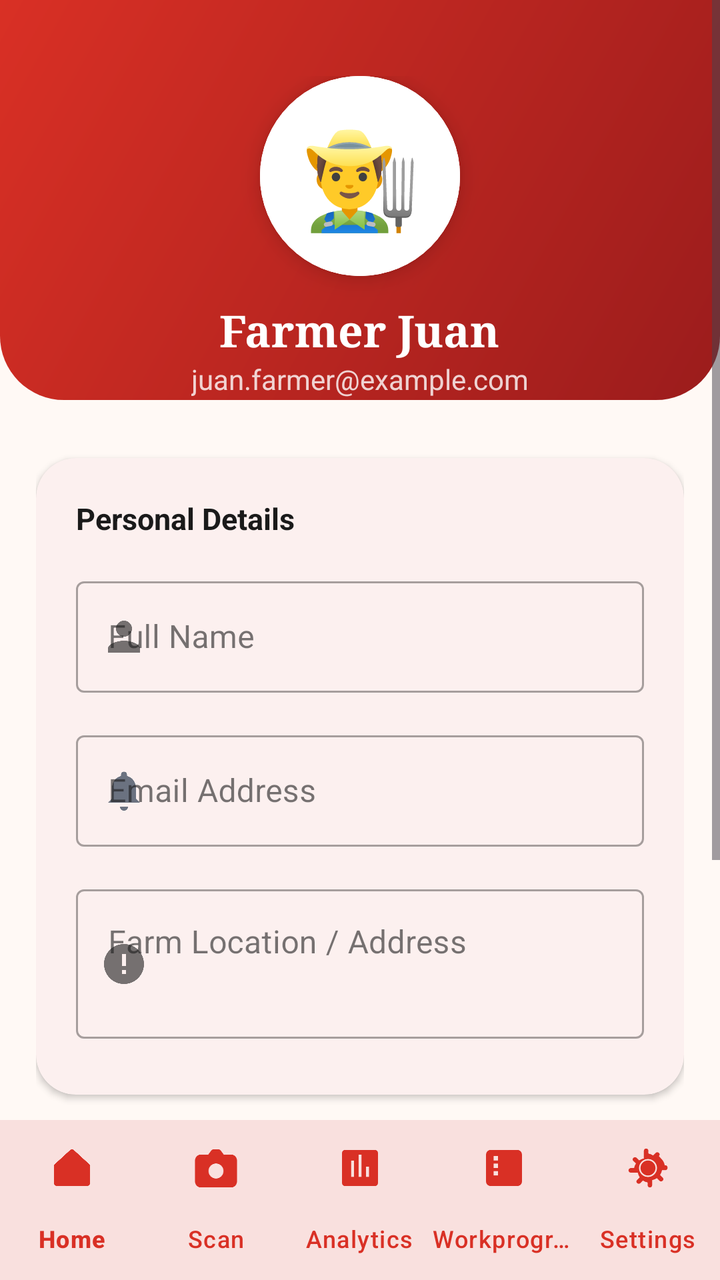
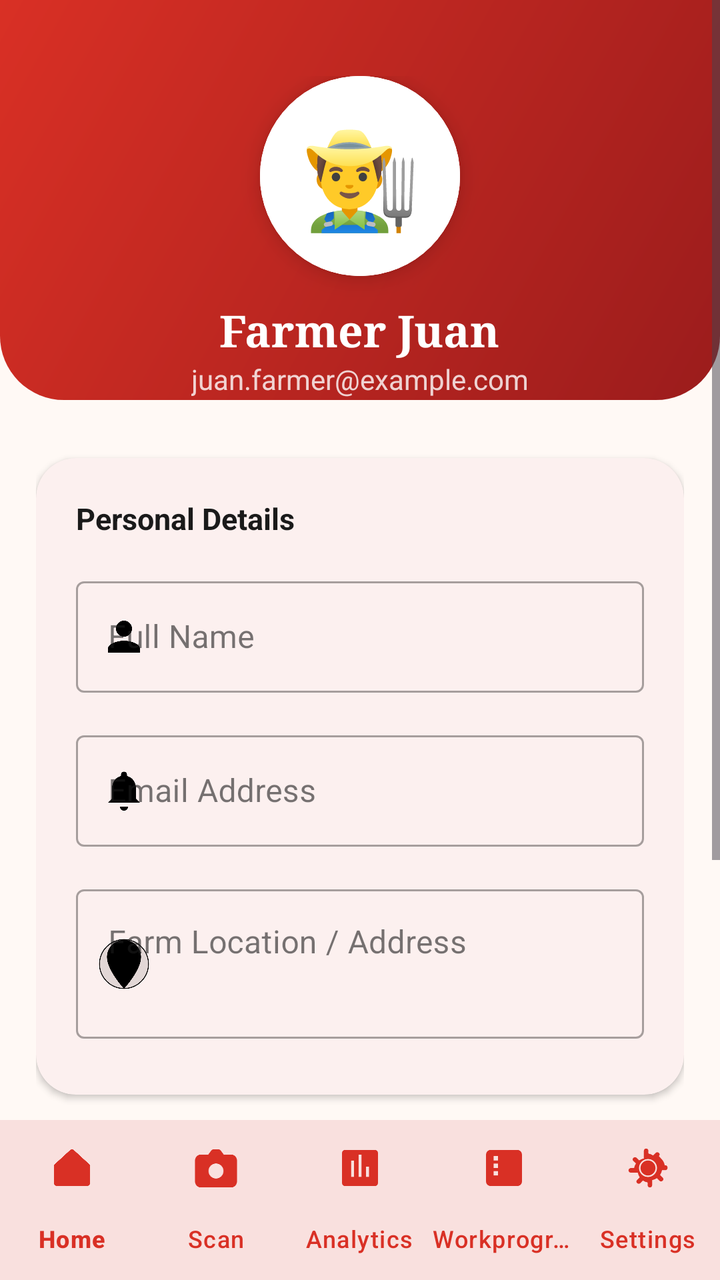

Before-and-after screenshots of an Android layout around one commit, followed by the original layout XML and the change that was made.
<!-- AndroidManifest.xml: application theme Theme.TomatoApp -->
<!-- res/layout/activity_profile.xml -->
<?xml version="1.0" encoding="utf-8"?>
<RelativeLayout xmlns:android="http://schemas.android.com/apk/res/android"
    xmlns:app="http://schemas.android.com/apk/res-auto"
    xmlns:tools="http://schemas.android.com/tools"
    android:id="@+id/main_layout"
    android:layout_width="match_parent"
    android:layout_height="match_parent"
    android:background="@color/cream"
    tools:context=".auth.ui.ProfileActivity">

    
    <View
        android:id="@+id/headerBackground"
        android:layout_width="match_parent"
        android:layout_height="200dp"
        android:background="@drawable/bg_home_header" />

    
    <ScrollView
        android:layout_width="match_parent"
        android:layout_height="match_parent"
        android:layout_above="@id/bottom_navigation"
        android:fillViewport="true"
        android:clipToPadding="false"
        android:paddingBottom="40dp">

        <LinearLayout
            android:layout_width="match_parent"
            android:layout_height="wrap_content"
            android:orientation="vertical"
            android:padding="18dp">

            
            <LinearLayout
                android:layout_width="match_parent"
                android:layout_height="wrap_content"
                android:orientation="vertical"
                android:gravity="center"
                android:layout_marginTop="20dp"
                android:layout_marginBottom="30dp">

                <com.google.android.material.card.MaterialCardView
                    android:id="@+id/profileAvatarCard"
                    android:layout_width="100dp"
                    android:layout_height="100dp"
                    app:cardCornerRadius="50dp"
                    app:cardElevation="6dp"
                    app:strokeWidth="3dp"
                    app:strokeColor="@color/white">

                    <FrameLayout
                        android:layout_width="match_parent"
                        android:layout_height="match_parent">

                        <ImageView
                            android:id="@+id/profileAvatarImage"
                            android:layout_width="match_parent"
                            android:layout_height="match_parent"
                            android:scaleType="centerCrop"
                            android:src="@drawable/ic_person"
                            android:background="@color/white"
                            android:contentDescription="Profile photo" />

                        <TextView
                            android:id="@+id/profileAvatarEmoji"
                        android:layout_width="match_parent"
                        android:layout_height="match_parent"
                        android:text="👨‍🌾"
                        android:gravity="center"
                        android:textSize="48sp"
                            android:background="@color/white" />
                    </FrameLayout>
                </com.google.android.material.card.MaterialCardView>

                <TextView
                    android:id="@+id/profileNameHeader"
                    android:layout_width="wrap_content"
                    android:layout_height="wrap_content"
                    android:layout_marginTop="12dp"
                    android:text="Farmer Juan"
                    android:textColor="@color/white"
                    android:textSize="22sp"
                    android:textStyle="bold"
                    android:fontFamily="serif" />

                <TextView
                    android:id="@+id/profileEmailHeader"
                    android:layout_width="wrap_content"
                    android:layout_height="wrap_content"
                    android:text="juan.farmer@example.com"
                    android:textColor="#CCFFFFFF"
                    android:textSize="14sp" />
            </LinearLayout>

            
            <com.google.android.material.card.MaterialCardView
                android:layout_width="match_parent"
                android:layout_height="wrap_content"
                android:layout_marginBottom="16dp"
                app:cardCornerRadius="20dp"
                app:cardElevation="2dp"
                app:cardBackgroundColor="@color/white"
                app:strokeWidth="0dp">

                <LinearLayout
                    android:layout_width="match_parent"
                    android:layout_height="wrap_content"
                    android:orientation="vertical"
                    android:padding="20dp">

                    <TextView
                        android:layout_width="wrap_content"
                        android:layout_height="wrap_content"
                        android:text="Personal Details"
                        android:textColor="@color/text"
                        android:textSize="15sp"
                        android:textStyle="bold"
                        android:layout_marginBottom="16dp"/>

                    
                    <com.google.android.material.textfield.TextInputLayout
                        android:id="@+id/layoutFullName"
                        android:layout_width="match_parent"
                        android:layout_height="wrap_content"
                        android:layout_marginBottom="16dp"
                        android:hint="Full Name"
                        app:startIconDrawable="@drawable/ic_person"
                        style="@style/Widget.MaterialComponents.TextInputLayout.OutlinedBox">

                        <com.google.android.material.textfield.TextInputEditText
                            android:id="@+id/editTextFullName"
                            android:layout_width="match_parent"
                            android:layout_height="wrap_content"
                            android:inputType="textPersonName"
                            android:maxLines="1" />
                    </com.google.android.material.textfield.TextInputLayout>

                    
                    <com.google.android.material.textfield.TextInputLayout
                        android:id="@+id/layoutEmail"
                        android:layout_width="match_parent"
                        android:layout_height="wrap_content"
                        android:layout_marginBottom="16dp"
                        android:hint="Email Address"
                        app:startIconDrawable="@drawable/ic_bell"
                        app:startIconTint="@color/muted"
                        style="@style/Widget.MaterialComponents.TextInputLayout.OutlinedBox">

                        <com.google.android.material.textfield.TextInputEditText
                            android:id="@+id/editTextEmail"
                            android:layout_width="match_parent"
                            android:layout_height="wrap_content"
                            android:inputType="textEmailAddress"
                            android:enabled="false"
                            android:textColor="@color/muted" />
                    </com.google.android.material.textfield.TextInputLayout>

                    
                    <com.google.android.material.textfield.TextInputLayout
                        android:id="@+id/layoutAddress"
                        android:layout_width="match_parent"
                        android:layout_height="wrap_content"
                        android:layout_marginBottom="8dp"
                        android:hint="Farm Location / Address"
                        app:startIconDrawable="@drawable/ic_weather_clear"
                        style="@style/Widget.MaterialComponents.TextInputLayout.OutlinedBox">

                        <com.google.android.material.textfield.TextInputEditText
                            android:id="@+id/editTextAddress"
                            android:layout_width="match_parent"
                            android:layout_height="wrap_content"
                            android:inputType="textPostalAddress|textMultiLine"
                            android:minLines="2"
                            android:maxLines="4"
                            android:gravity="top|start" />
                    </com.google.android.material.textfield.TextInputLayout>

                </LinearLayout>
            </com.google.android.material.card.MaterialCardView>

            
            <com.google.android.material.button.MaterialButton
                android:id="@+id/btnSaveProfile"
                android:layout_width="match_parent"
                android:layout_height="56dp"
                android:text="Save Changes"
                android:textSize="16sp"
                android:textStyle="bold"
                app:cornerRadius="16dp"
                android:layout_marginBottom="40dp"
                app:backgroundTint="@color/green" />

            
            <ProgressBar
                android:id="@+id/progressBarProfile"
                android:layout_width="wrap_content"
                android:layout_height="wrap_content"
                android:layout_gravity="center"
                android:visibility="gone" />
        </LinearLayout>
    </ScrollView>

    <com.google.android.material.bottomnavigation.BottomNavigationView
        android:id="@+id/bottom_navigation"
        android:layout_width="match_parent"
        android:layout_height="wrap_content"
        android:layout_alignParentBottom="true"
        android:background="@color/white"
        app:menu="@menu/menu_bottom_nav"
        app:itemIconTint="@color/nav_selected"
        app:itemTextColor="@color/nav_selected"
        app:labelVisibilityMode="labeled"
        app:elevation="16dp" />

</RelativeLayout>
<!-- resources referenced by this layout -->
<resources>
  <color name="cream">#FFF9F5</color>
  <color name="green">#2D7A3A</color>
  <color name="muted">#6B7280</color>
  <color name="nav_selected">#D93025</color>
  <color name="text">#1A1A1A</color>
  <color name="white">#FFFFFFFF</color>
  <!-- drawable bg_home_header (drawable) -->
  <?xml version="1.0" encoding="utf-8"?>
  <shape xmlns:android="http://schemas.android.com/apk/res/android">
      <gradient
          android:angle="315"
          android:endColor="@color/red_dark"
          android:startColor="@color/red"
          android:type="linear" />
      <corners
          android:bottomLeftRadius="32dp"
          android:bottomRightRadius="32dp" />
  </shape>
  <!-- drawable ic_bell (drawable) -->
  <?xml version="1.0" encoding="utf-8"?>
  <vector xmlns:android="http://schemas.android.com/apk/res/android"
      android:width="24dp"
      android:height="24dp"
      android:viewportWidth="24"
      android:viewportHeight="24"
      android:tint="?attr/colorControlNormal">
      
      <path
          android:fillColor="@android:color/white"
          android:pathData="M12,22c1.1,0 2,-0.9 2,-2h-4c0,1.1 0.9,2 2,2z"/>
      
      <path
          android:fillColor="@android:color/white"
          android:pathData="M18,16v-5c0,-3.07 -1.64,-5.64 -4.5,-6.32V4c0,-0.83 -0.67,-1.5 -1.5,-1.5S10.5,3.17 10.5,4v0.68C7.64,5.36 6,7.93 6,11v5l-2,2h16l-2,-2z"/>
  </vector>
  <!-- drawable ic_person (drawable) -->
  <?xml version="1.0" encoding="utf-8"?>
  <vector xmlns:android="http://schemas.android.com/apk/res/android"
      android:width="24dp"
      android:height="24dp"
      android:viewportWidth="24"
      android:viewportHeight="24"
      android:tint="?attr/colorControlNormal">
      <path
          android:fillColor="@android:color/white"
          android:pathData="M12,12c2.21,0 4,-1.79 4,-4s-1.79,-4 -4,-4 -4,1.79 -4,4 1.79,4 4,4zM12,14c-2.67,0 -8,1.34 -8,4v2h16v-2c0,-2.66 -5.33,-4 -8,-4z"/>
  </vector>
  <!-- drawable ic_weather_clear (drawable) -->
  <?xml version="1.0" encoding="utf-8"?>
  <vector xmlns:android="http://schemas.android.com/apk/res/android"
      android:width="24dp"
      android:height="24dp"
      android:viewportWidth="24"
      android:viewportHeight="24">
      <path
          android:fillColor="#FFD700"
          android:pathData="M12,2C6.48,2 2,6.48 2,12s4.48,10 10,10 10,-4.48 10,-10S17.52,2 12,2zM13,17h-2v-2h2v2zM13,13h-2L11,7h2v6z"/>
  </vector>
  <style name="Theme.TomatoApp" parent="Base.Theme.TomatoApp" />
  <color name="red_dark">#9B1C1C</color>
  <color name="red">#D93025</color>
  <style name="Base.Theme.TomatoApp" parent="Theme.Material3.DayNight.NoActionBar">
          
          <item name="colorPrimary">@color/tomato_red</item>
          <item name="colorOnPrimary">@color/white</item>
          <item name="colorSecondary">@color/fresh_green</item>
          <item name="colorOnSecondary">@color/white</item>
          <item name="colorSurface">@color/surface</item>
          <item name="colorOnSurface">@color/text_primary</item>
          <item name="colorError">@color/error</item>
          <item name="android:windowBackground">@color/bg_light_gray</item>
      </style>
  <color name="tomato_red">#D93025</color>
  <color name="fresh_green">#3DBE5A</color>
  <color name="surface">#FFFFFF</color>
  <color name="text_primary">#1A1A1A</color>
  <color name="error">#D93025</color>
  <color name="bg_light_gray">#FFF9F5</color>
</resources>

<!-- the commit's change to res/layout/activity_profile.xml (unified diff, before → after) -->
@@ -125,6 +125,8 @@
                         android:layout_marginBottom="16dp"
                         android:hint="Full Name"
                         app:startIconDrawable="@drawable/ic_person"
+                        app:startIconTint="@android:color/black"
+                        app:hintTextColor="@android:color/black"
                         style="@style/Widget.MaterialComponents.TextInputLayout.OutlinedBox">
 
                         <com.google.android.material.textfield.TextInputEditText
@@ -132,6 +134,8 @@
                             android:layout_width="match_parent"
                             android:layout_height="wrap_content"
                             android:inputType="textPersonName"
+                            android:textColor="@android:color/black"
+                            android:textColorHint="@android:color/black"
                             android:maxLines="1" />
                     </com.google.android.material.textfield.TextInputLayout>
 
@@ -143,7 +147,8 @@
                         android:layout_marginBottom="16dp"
                         android:hint="Email Address"
                         app:startIconDrawable="@drawable/ic_bell"
-                        app:startIconTint="@color/muted"
+                        app:startIconTint="@android:color/black"
+                        app:hintTextColor="@android:color/black"
                         style="@style/Widget.MaterialComponents.TextInputLayout.OutlinedBox">
 
                         <com.google.android.material.textfield.TextInputEditText
@@ -152,7 +157,8 @@
                             android:layout_height="wrap_content"
                             android:inputType="textEmailAddress"
                             android:enabled="false"
-                            android:textColor="@color/muted" />
+                            android:textColor="@android:color/black"
+                            android:textColorHint="@android:color/black" />
                     </com.google.android.material.textfield.TextInputLayout>
 
                     
@@ -162,7 +168,9 @@
                         android:layout_height="wrap_content"
                         android:layout_marginBottom="8dp"
                         android:hint="Farm Location / Address"
-                        app:startIconDrawable="@drawable/ic_weather_clear"
+                        app:startIconDrawable="@drawable/ic_map_pin_area"
+                        app:startIconTint="@android:color/black"
+                        app:hintTextColor="@android:color/black"
                         style="@style/Widget.MaterialComponents.TextInputLayout.OutlinedBox">
 
                         <com.google.android.material.textfield.TextInputEditText
@@ -172,6 +180,8 @@
                             android:inputType="textPostalAddress|textMultiLine"
                             android:minLines="2"
                             android:maxLines="4"
+                            android:textColor="@android:color/black"
+                            android:textColorHint="@android:color/black"
                             android:gravity="top|start" />
                     </com.google.android.material.textfield.TextInputLayout>
 
@@ -184,6 +194,7 @@
                 android:layout_width="match_parent"
                 android:layout_height="56dp"
                 android:text="Save Changes"
+                android:textColor="@android:color/white"
                 android:textSize="16sp"
                 android:textStyle="bold"
                 app:cornerRadius="16dp"
<!-- resource entries referenced after the edit -->
@@ -2,7 +2,6 @@
 <resources>
   <color name="cream">#FFF9F5</color>
   <color name="green">#2D7A3A</color>
-  <color name="muted">#6B7280</color>
   <color name="nav_selected">#D93025</color>
   <color name="text">#1A1A1A</color>
   <color name="white">#FFFFFFFF</color>
@@ -35,6 +34,31 @@
           android:fillColor="@android:color/white"
           android:pathData="M18,16v-5c0,-3.07 -1.64,-5.64 -4.5,-6.32V4c0,-0.83 -0.67,-1.5 -1.5,-1.5S10.5,3.17 10.5,4v0.68C7.64,5.36 6,7.93 6,11v5l-2,2h16l-2,-2z"/>
   </vector>
+  <!-- drawable ic_map_pin_area (drawable) -->
+  <vector xmlns:android="http://schemas.android.com/apk/res/android"
+      android:width="28dp"
+      android:height="28dp"
+      android:viewportWidth="256"
+      android:viewportHeight="256">
+      
+      <path
+          android:fillColor="#1A0A0A0A"
+          android:pathData="M128,128m-112,0a112,112 0,1 1,224 0a112,112 0,1 1,-224 0"
+          android:strokeWidth="4"
+          android:strokeColor="#0A0A0A"/>
+      
+      <path
+          android:fillColor="#0A0A0A"
+          android:pathData="M128,24A72,72 0,0 0,56 96c0,56 72,136 72,136s72,-80 72,-136A72,72 0,0 0,128 24z"
+          android:strokeWidth="12"
+          android:strokeColor="#0A0A0A"
+          android:strokeLineCap="round"
+          android:strokeLineJoin="round"/>
+      
+      <path
+          android:fillColor="#FFFFFF"
+          android:pathData="M128,96m-24,0a24,24 0,1 1,48 0a24,24 0,1 1,-48 0"/>
+  </vector>
   <!-- drawable ic_person (drawable) -->
   <?xml version="1.0" encoding="utf-8"?>
   <vector xmlns:android="http://schemas.android.com/apk/res/android"
@@ -46,17 +70,6 @@
       <path
           android:fillColor="@android:color/white"
           android:pathData="M12,12c2.21,0 4,-1.79 4,-4s-1.79,-4 -4,-4 -4,1.79 -4,4 1.79,4 4,4zM12,14c-2.67,0 -8,1.34 -8,4v2h16v-2c0,-2.66 -5.33,-4 -8,-4z"/>
-  </vector>
-  <!-- drawable ic_weather_clear (drawable) -->
-  <?xml version="1.0" encoding="utf-8"?>
-  <vector xmlns:android="http://schemas.android.com/apk/res/android"
-      android:width="24dp"
-      android:height="24dp"
-      android:viewportWidth="24"
-      android:viewportHeight="24">
-      <path
-          android:fillColor="#FFD700"
-          android:pathData="M12,2C6.48,2 2,6.48 2,12s4.48,10 10,10 10,-4.48 10,-10S17.52,2 12,2zM13,17h-2v-2h2v2zM13,13h-2L11,7h2v6z"/>
   </vector>
   <style name="Theme.TomatoApp" parent="Base.Theme.TomatoApp" />
   <color name="red_dark">#9B1C1C</color>
